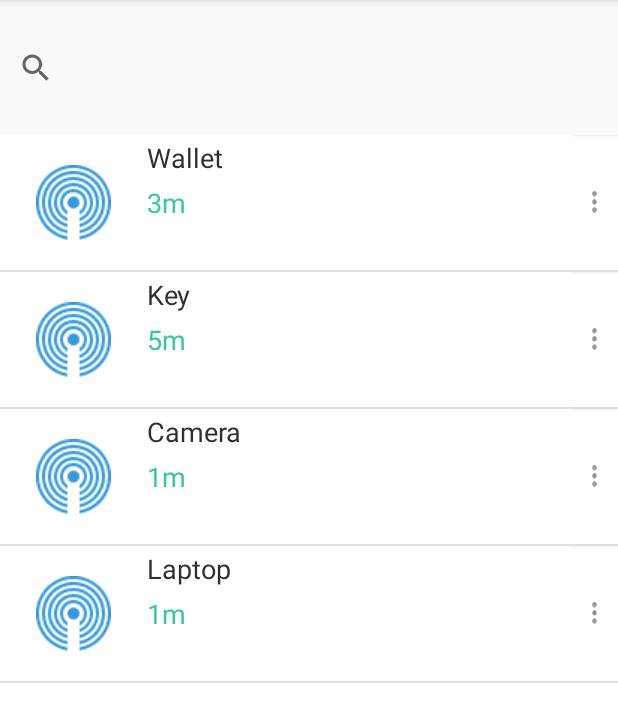
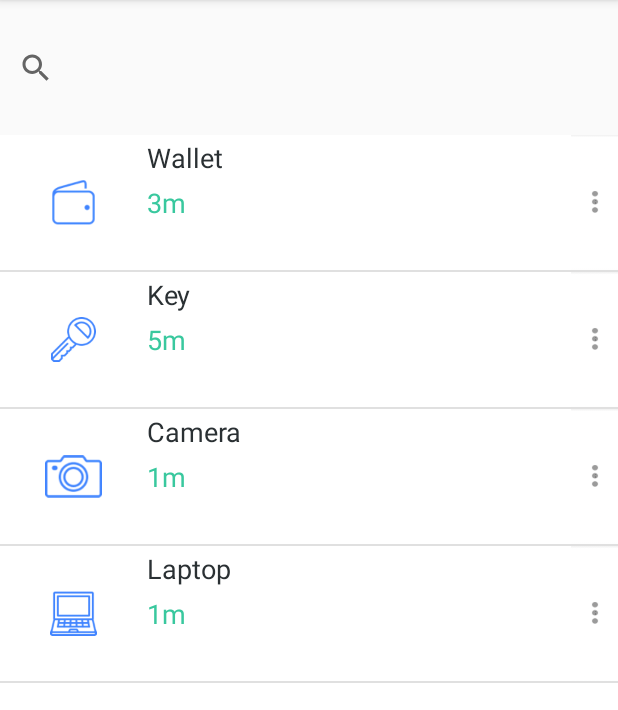
Before and after one commit to zizisugar/BeaconSide, an Android app: the screen it shows after launch (MainActivity), on a phone screen of 412 x 824 dp, the part 84-794 px from its top. Run offline under Robolectric (Android 15) with nearby library versions, the light colour scheme and no system bars.

Commit message:
add some UI component

```diff
--- a/app/src/main/java/com/example/emily/beaconside/rowdata.java
+++ b/app/src/main/java/com/example/emily/beaconside/rowdata.java
@@ -66,11 +66,23 @@ public class rowdata extends BaseAdapter {
             holder = (ViewHolder) convertView.getTag();
         }
 
-        /* 換圖片 */
-        if(position%2==0){
-            holder.beaconImage.setImageResource(R.drawable.beacon);   // 換圖片
-        }else{
-            holder.beaconImage.setImageResource(R.drawable.beacon);   // 換圖片
+
+        switch(position) {
+            case 0:
+                holder.beaconImage.setImageResource(R.drawable.wallet);
+                break;
+            case 1:
+                holder.beaconImage.setImageResource(R.drawable.key);
+                break;
+            case 2:
+                holder.beaconImage.setImageResource(R.drawable.camera);
+                break;
+            case 3:
+                holder.beaconImage.setImageResource(R.drawable.laptop);
+                break;
+            default:
+                holder.beaconImage.setImageResource(R.drawable.beacon);
+                break;
         }
 
         holder.beaconName.setText(value_deviceName[position]);
--- a/app/src/main/res/layout/activity_rowdata.xml
+++ b/app/src/main/res/layout/activity_rowdata.xml
@@ -30,7 +30,7 @@
                     android:layout_width="match_parent"
                     android:layout_height="match_parent"
                     android:layout_gravity="center"
-                    android:padding="20dp"
+                    android:padding="30dp"
                     android:textAlignment="3"
                     app:srcCompat="@mipmap/ic_launcher" />
             </LinearLayout>
@@ -99,7 +99,7 @@
 
                     <Button
                         android:id="@+id/item_setting"
-                        android:layout_width="match_parent"
+                        android:layout_width="41dp"
                         android:layout_height="match_parent"
                         android:layout_gravity="center"
                         android:background="@drawable/option"
```
